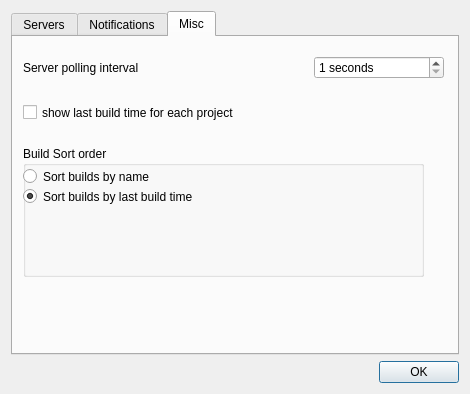
anaynayak/buildnotify, file data/preferences.ui: the form before one commit.
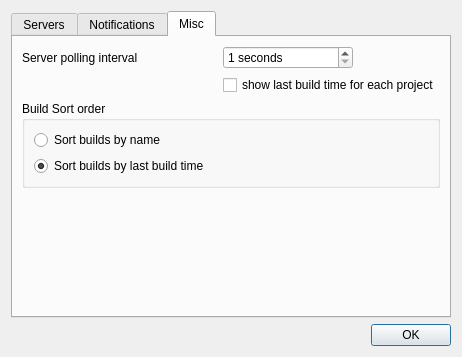
The form after the commit. The open tabs and pages were chosen to show the change.

Commit message: Enhance config windows UX

```diff
--- a/data/preferences.ui
+++ b/data/preferences.ui
@@ -6,8 +6,8 @@
    <rect>
     <x>0</x>
     <y>0</y>
-    <width>470</width>
-    <height>394</height>
+    <width>462</width>
+    <height>357</height>
    </rect>
   </property>
   <property name="windowTitle">
@@ -17,7 +17,14 @@
    <bool>false</bool>
   </property>
   <layout class="QGridLayout" name="gridLayout">
-   <item row="0" column="0">
+   <item row="2" column="0">
+    <widget class="QDialogButtonBox" name="buttonBox">
+     <property name="standardButtons">
+      <set>QDialogButtonBox::Ok</set>
+     </property>
+    </widget>
+   </item>
+   <item row="1" column="0">
     <widget class="QTabWidget" name="tabWidget">
      <property name="currentIndex">
       <number>0</number>
@@ -254,40 +261,10 @@
       <attribute name="title">
        <string>Misc</string>
       </attribute>
-      <widget class="QCheckBox" name="showLastBuildTimeCheckbox">
-       <property name="geometry">
-        <rect>
-         <x>10</x>
-         <y>60</y>
-         <width>351</width>
-         <height>31</height>
-        </rect>
-       </property>
-       <property name="text">
-        <string>show last build time for each project</string>
-       </property>
-      </widget>
-      <widget class="QWidget" name="horizontalLayoutWidget">
-       <property name="geometry">
-        <rect>
-         <x>10</x>
-         <y>10</y>
-         <width>421</width>
-         <height>41</height>
-        </rect>
-       </property>
-       <layout class="QHBoxLayout" name="horizontalLayout_2">
+      <layout class="QVBoxLayout" name="verticalLayout_5">
         <item>
-         <widget class="QLabel" name="pollingIntervalLabel">
-          <property name="text">
-           <string>Server polling interval</string>
-          </property>
-          <property name="buddy">
-           <cstring>pollingIntervalSpinBox</cstring>
-          </property>
-         </widget>
-        </item>
-        <item>
+        <layout class="QGridLayout" name="gridLayout_5">
+         <item row="4" column="1">
          <widget class="QSpinBox" name="pollingIntervalSpinBox">
           <property name="minimumSize">
            <size>
@@ -318,42 +295,40 @@
           </property>
          </widget>
         </item>
-       </layout>
-      </widget>
+         <item row="4" column="0">
+          <widget class="QLabel" name="pollingIntervalLabel">
+           <property name="text">
+            <string>Server polling interval</string>
+           </property>
+           <property name="buddy">
+            <cstring>pollingIntervalSpinBox</cstring>
+           </property>
+          </widget>
+         </item>
+         <item row="5" column="1">
+          <widget class="QCheckBox" name="showLastBuildTimeCheckbox">
+           <property name="text">
+            <string>show last build time for each project</string>
+           </property>
+          </widget>
+         </item>
+        </layout>
+       </item>
+       <item>
       <widget class="QGroupBox" name="groupBox_4">
-       <property name="geometry">
-        <rect>
-         <x>10</x>
-         <y>109</y>
-         <width>401</width>
-         <height>131</height>
-        </rect>
-       </property>
        <property name="title">
         <string>Build Sort order</string>
        </property>
+         <layout class="QVBoxLayout" name="verticalLayout_4">
+          <item>
        <widget class="QRadioButton" name="sortBuildByName">
-        <property name="geometry">
-         <rect>
-          <x>0</x>
-          <y>20</y>
-          <width>191</width>
-          <height>21</height>
-         </rect>
-        </property>
         <property name="text">
          <string>Sort builds by name</string>
         </property>
        </widget>
+          </item>
+          <item>
        <widget class="QRadioButton" name="sortBuildByLastBuildTime">
-        <property name="geometry">
-         <rect>
-          <x>0</x>
-          <y>40</y>
-          <width>221</width>
-          <height>21</height>
-         </rect>
-        </property>
         <property name="text">
          <string>Sort builds by last build time</string>
         </property>
@@ -361,15 +336,25 @@
          <bool>true</bool>
         </property>
        </widget>
-      </widget>
-     </widget>
-    </widget>
-   </item>
-   <item row="1" column="0">
-    <widget class="QDialogButtonBox" name="buttonBox">
-     <property name="standardButtons">
-      <set>QDialogButtonBox::Ok</set>
-     </property>
+          </item>
+         </layout>
+        </widget>
+       </item>
+       <item>
+        <spacer name="verticalSpacer_2">
+         <property name="orientation">
+          <enum>Qt::Vertical</enum>
+         </property>
+         <property name="sizeHint" stdset="0">
+          <size>
+           <width>20</width>
+           <height>40</height>
+          </size>
+         </property>
+        </spacer>
+       </item>
+      </layout>
+     </widget>
     </widget>
    </item>
   </layout>
```
Left out of the diff: 77 changed lines with no effect on the pictures. Lines whose indentation alone changed are shown as unchanged. The commit also changes 5 other files.
